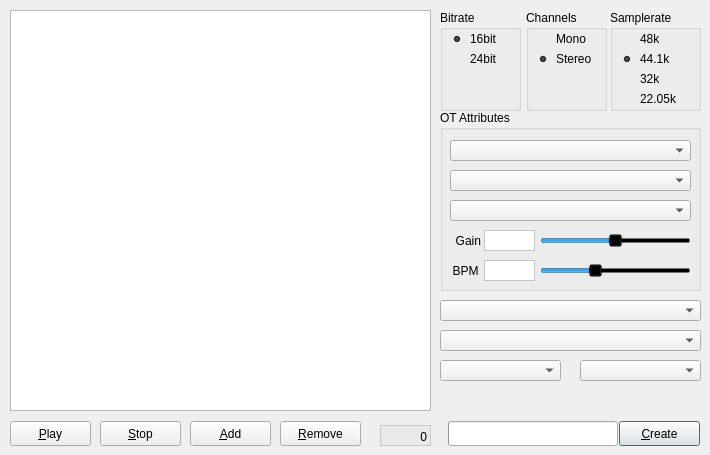
Above: tabmegabreakwidget.ui from KaiDrange/OctaChainer before the change. Below: the same form after it.
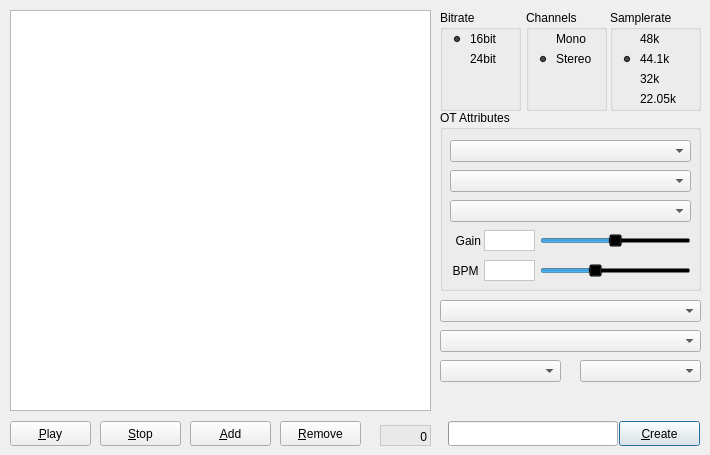
That is the form after the change.

Commit message: Fix cut-off dropdown menu buttons on macOS

The edit to the form file:
```diff
--- a/tabmegabreakwidget.ui
+++ b/tabmegabreakwidget.ui
@@ -19,7 +19,7 @@
      <x>440</x>
      <y>330</y>
      <width>261</width>
-     <height>21</height>
+     <height>22</height>
     </rect>
    </property>
   </widget>
@@ -54,7 +54,7 @@
      <x>440</x>
      <y>360</y>
      <width>121</width>
-     <height>21</height>
+     <height>22</height>
     </rect>
    </property>
   </widget>
@@ -144,7 +144,7 @@
      <x>580</x>
      <y>360</y>
      <width>121</width>
-     <height>21</height>
+     <height>22</height>
     </rect>
    </property>
   </widget>
@@ -332,7 +332,7 @@
       <x>10</x>
       <y>90</y>
       <width>241</width>
-      <height>21</height>
+      <height>22</height>
      </rect>
     </property>
    </widget>
@@ -342,7 +342,7 @@
       <x>10</x>
       <y>60</y>
       <width>241</width>
-      <height>21</height>
+      <height>22</height>
      </rect>
     </property>
    </widget>
@@ -352,7 +352,7 @@
       <x>10</x>
       <y>30</y>
       <width>241</width>
-      <height>21</height>
+      <height>22</height>
      </rect>
     </property>
    </widget>
@@ -574,7 +574,7 @@
      <x>440</x>
      <y>300</y>
      <width>261</width>
-     <height>21</height>
+     <height>22</height>
     </rect>
    </property>
   </widget>
```
The commit also changes 3 other files.
